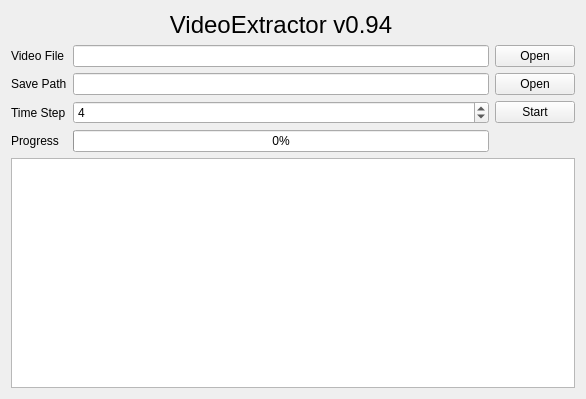
Qt form mainwindow.ui (isoft-linux/extractor) before a commit.
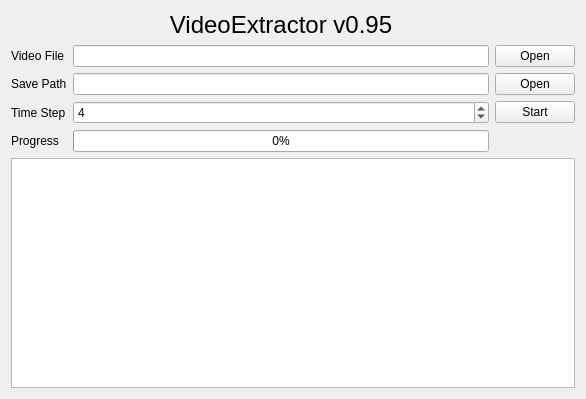
The same form after that commit. Icons and pictures are not drawn.

Diff of the .ui file:
```diff
--- a/mainwindow.ui
+++ b/mainwindow.ui
@@ -121,7 +121,7 @@
          </font>
         </property>
         <property name="text">
-         <string>VideoExtractor v0.94</string>
+         <string>VideoExtractor v0.95</string>
         </property>
         <property name="alignment">
          <set>Qt::AlignCenter</set>
```
